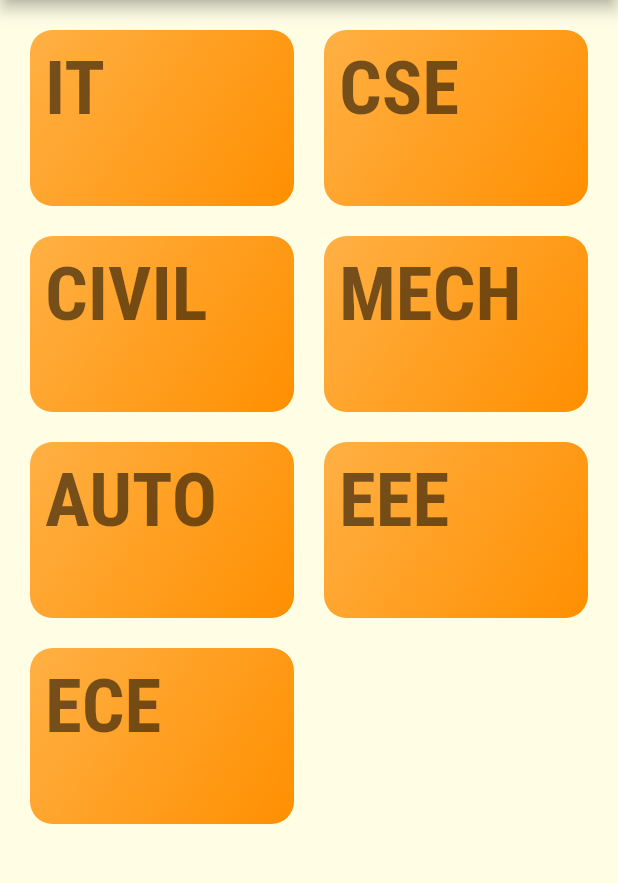
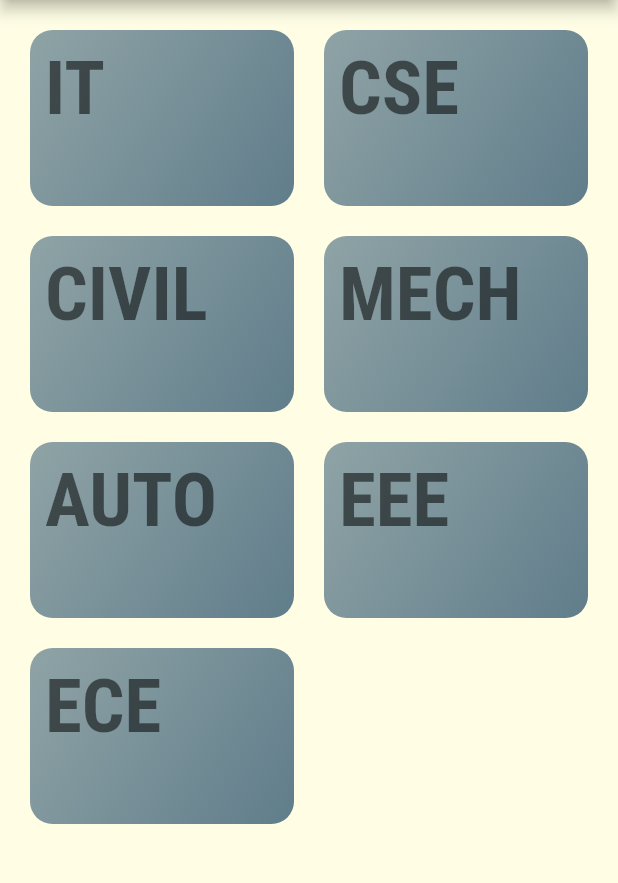
Before and after one commit to kir-aan/ou_notes, a Flutter app: the screen it shows after launch, on a phone screen of 412 x 824 dp, the part 84-967 px from its top. Run offline on Flutter 3.47's test engine with Material 2 defaults, Android fonts, the phone set to English and light mode, and no system bars.

Commit message:
changed accent color

```diff
--- a/lib/main.dart
+++ b/lib/main.dart
@@ -13,7 +13,7 @@ class MyApp extends StatelessWidget {
       theme: ThemeData(
         primaryColor: Colors.black,
         primarySwatch: Colors.grey,
-        accentColor: Colors.amber[800],
+        accentColor: Colors.blueGrey,
         canvasColor: Color.fromRGBO(255, 254, 229, 1),
         fontFamily: 'RobotoCondensed',
         textTheme: ThemeData.light().textTheme.copyWith(
@@ -26,7 +26,7 @@ class MyApp extends StatelessWidget {
               headline1: TextStyle(
                 fontSize: 50,
                 fontFamily: 'RobotoCondensed',
-                fontWeight: FontWeight.bold,
+                fontWeight: FontWeight.w700,
               ),
             ),
       ),
```
